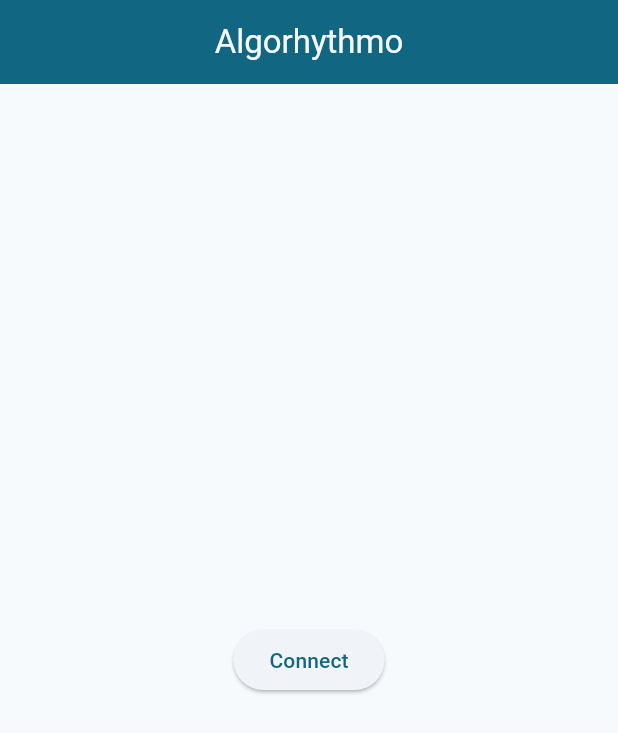
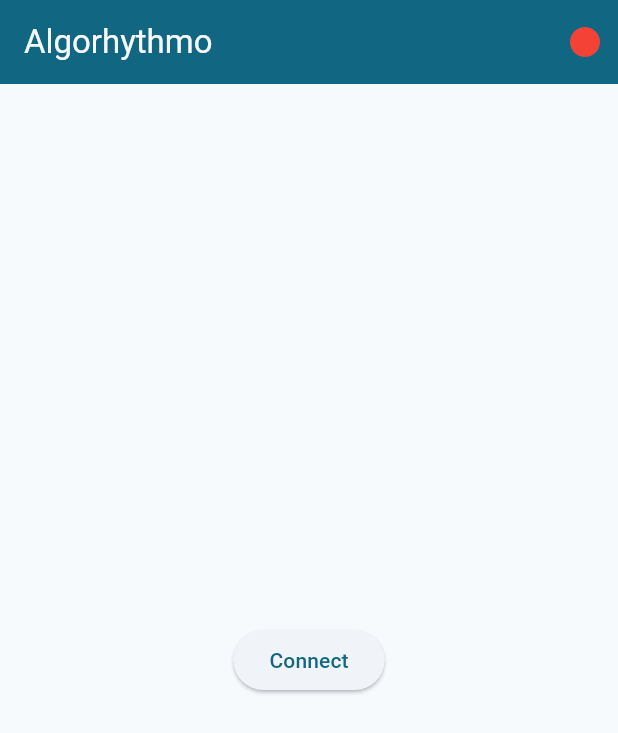
Before and after one commit to MihaelGolob/flutter-ble-esp32, a Flutter app: the screen it shows after launch, on a phone screen of 412 x 824 dp. Shown: the top 733 px of the screen. Run offline on Flutter 3.47's test engine with Material 3 defaults, Android fonts, the phone set to English and light mode, and no system bars; our stand-ins replace bloc, flutter_bloc, flutter_blue_plus.

Commit message:
add isConnected light

```diff
--- a/ble_demo/lib/ble/bloc/bt_bloc.dart
+++ b/ble_demo/lib/ble/bloc/bt_bloc.dart
@@ -22,4 +22,6 @@ class BtBloc extends Bloc<BtEvent, BtState> {
       emit(BtError(e.toString()));
     }
   }
+
+  bool get isConnected => _btRepository.isConnected;
 }
--- a/ble_demo/lib/ble/data/bt_impl.dart
+++ b/ble_demo/lib/ble/data/bt_impl.dart
@@ -10,6 +10,9 @@ class BtImpl implements BtRepository {
   BtImpl() {
     _initBt();
   }
+
+  @override
+  bool get isConnected => connectedDevice != null;
 
   @override
   Future<BtDevice> connectToDevice(String deviceName) async {
--- a/ble_demo/lib/ble/data/bt_repository.dart
+++ b/ble_demo/lib/ble/data/bt_repository.dart
@@ -1,6 +1,8 @@
 import 'package:ble_demo/ble/models/bt_device_model.dart';
 
 abstract class BtRepository {
+  bool get isConnected;
+
   Future<BtDevice> connectToDevice(String deviceName);
   void disconnectFromDevice();
 }
--- a/ble_demo/lib/pages/home_page.dart
+++ b/ble_demo/lib/pages/home_page.dart
@@ -27,8 +27,18 @@ class _HomePageState extends State<HomePage> {
           'Algorhythmo',
           style: TextStyle(color: Theme.of(context).colorScheme.surface),
         ),
-        centerTitle: true,
         backgroundColor: Theme.of(context).colorScheme.primary,
+        actions: [
+          BlocBuilder(
+            bloc: context.read<BtBloc>(),
+            builder: (context, state) {
+              return Padding(
+                padding: const EdgeInsets.all(10),
+                child: Icon(Icons.circle, color: context.read<BtBloc>().isConnected ? Colors.green : Colors.red),
+              );
+            },
+          ),
+        ],
       ),
       body: BlocBuilder(
         bloc: context.read<BtBloc>(),
@@ -49,7 +59,7 @@ class _HomePageState extends State<HomePage> {
             return Center(child: Text(state.message));
           }
 
-          return const Center(child: Text('Connected to device'));
+          return Center(child: Text('Connected to device: ${(state as BtConnected).device.name}'));
         },
       ),
     );
```
